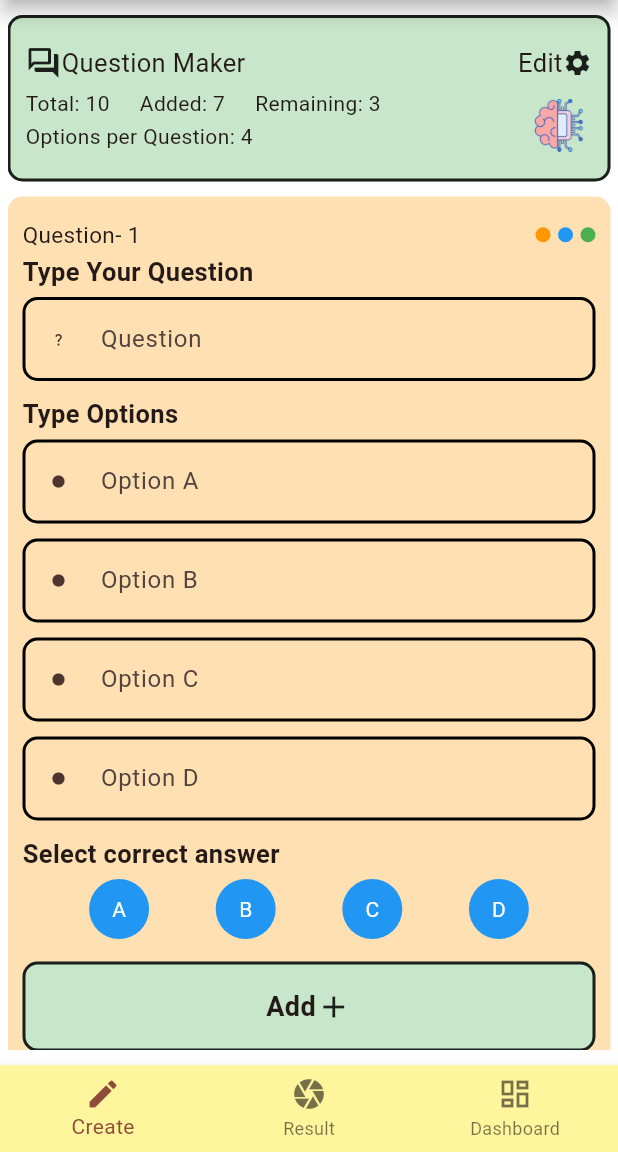
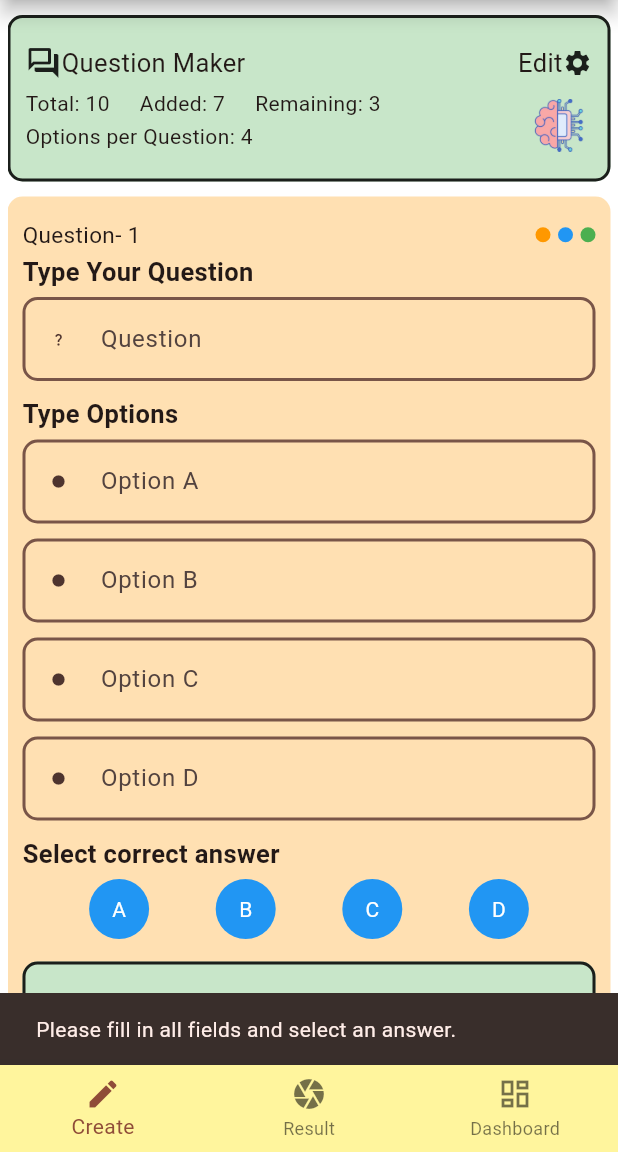
Before and after one commit to rahatalmas/Moji-OMR, a Flutter app: the screen it shows after launch, after a tap on "Add", on a phone screen of 412 x 824 dp, the part 84-1236 px from its top. Run offline on Flutter 3.47's test engine with Material 3 defaults, Android fonts, the phone set to English and light mode, and no system bars.

```diff
--- a/quizapp/lib/Widgets/create.dart
+++ b/quizapp/lib/Widgets/create.dart
@@ -4,11 +4,13 @@ class Create extends StatefulWidget {
   const Create({super.key});
 
   @override
-  _CreateState createState() => _CreateState();
+  State<Create> createState() => _CreateState();
 }
 
 class _CreateState extends State<Create> {
   String? _selectedAnswer;
+  final TextEditingController _questionController = TextEditingController();
+  final List<TextEditingController> _optionControllers = List.generate(4, (_) => TextEditingController());
 
   Widget _buildCircle(Color color) {
     return Container(
@@ -47,6 +49,42 @@ class _CreateState extends State<Create> {
         ),
       ),
     );
+  }
+
+  void _addQuestion() {
+    final question = _questionController.text;
+    final options = _optionControllers.map((controller) => controller.text).toList();
+
+    // Check if any field is empty
+    if (question.isEmpty || options.any((option) => option.isEmpty) || _selectedAnswer == null) {
+      ScaffoldMessenger.of(context).showSnackBar(
+        SnackBar(content: Text('Please fill in all fields and select an answer.')),
+      );
+      return;
+    }
+
+    // If all fields are filled, print the data
+    print('Question: $question');
+    print('Options: ${options.join(', ')}');
+    print('Selected Answer: $_selectedAnswer');
+
+    // Reset the fields
+    _questionController.clear();
+    for (var controller in _optionControllers) {
+      controller.clear();
+    }
+    setState(() {
+      _selectedAnswer = null; // Reset selected answer
+    });
+  }
+
+  @override
+  void dispose() {
+    _questionController.dispose();
+    for (var controller in _optionControllers) {
+      controller.dispose();
+    }
+    super.dispose();
   }
 
   @override
@@ -155,10 +193,34 @@ class _CreateState extends State<Create> {
                   style: TextStyle(fontSize: 17, fontWeight: FontWeight.bold),
                 ),
                 const SizedBox(height: 5),
-                const CustomTextField(
+                TextField(
+                  controller: _questionController,
+                  decoration: InputDecoration(
+                    labelText: "Question",
                     hintText: "Type Question",
-                  prefixIcon: Icons.question_mark,
-                  labelText: "Question",
+                    hintStyle: TextStyle(color: Colors.grey),
+                    prefixIcon: Icon(Icons.question_mark, size: 10, color: Colors.brown[800]),
+                    border: OutlineInputBorder(
+                      borderRadius: BorderRadius.circular(10.0),
+                      borderSide: BorderSide(color: Colors.black, width: 2),
+                    ),
+                    enabledBorder: OutlineInputBorder(
+                      borderRadius: BorderRadius.circular(10.0),
+                      borderSide: BorderSide(color: Colors.brown, width: 2),
+                    ),
+                    focusedBorder: OutlineInputBorder(
+                      borderRadius: BorderRadius.circular(10.0),
+                      borderSide: BorderSide(color: Colors.green, width: 2),
+                    ),
+                    errorBorder: OutlineInputBorder(
+                      borderRadius: BorderRadius.circular(10.0),
+                      borderSide: BorderSide(color: Colors.red, width: 2),
+                    ),
+                    focusedErrorBorder: OutlineInputBorder(
+                      borderRadius: BorderRadius.circular(10.0),
+                      borderSide: BorderSide(color: Colors.red, width: 2),
+                    ),
+                  ),
                 ),
                 const SizedBox(height: 10),
                 const Text(
@@ -166,30 +228,37 @@ class _CreateState extends State<Create> {
                   style: TextStyle(fontSize: 17, fontWeight: FontWeight.bold),
                 ),
                 const SizedBox(height: 5),
-                const CustomTextField(
+                for (int i = 0; i < 4; i++) ...[
+                  TextField(
+                    controller: _optionControllers[i],
+                    decoration: InputDecoration(
+                      labelText: "Option ${String.fromCharCode(65 + i)}",
                       hintText: "Enter text here",
-                  prefixIcon: Icons.circle,
-                  labelText: "Option A",
+                      prefixIcon: Icon(Icons.circle, size: 10, color: Colors.brown[800]),
+                      border: OutlineInputBorder(
+                        borderRadius: BorderRadius.circular(10.0),
+                        borderSide: BorderSide(color: Colors.brown, width: 2),
                       ),
-                const SizedBox(height: 10),
-                const CustomTextField(
-                  hintText: "Enter text here",
-                  prefixIcon: Icons.circle,
-                  labelText: "Option B",
+                      enabledBorder: OutlineInputBorder(
+                        borderRadius: BorderRadius.circular(10.0),
+                        borderSide: BorderSide(color: Colors.brown, width: 2),
                       ),
-                const SizedBox(height: 10),
-                const CustomTextField(
-                  hintText: "Enter text here",
-                  prefixIcon: Icons.circle,
-                  labelText: "Option C",
+                      focusedBorder: OutlineInputBorder(
+                        borderRadius: BorderRadius.circular(10.0),
+                        borderSide: BorderSide(color: Colors.green, width: 2),
                       ),
-                const SizedBox(height: 10),
-                const CustomTextField(
-                  hintText: "Enter text here",
-                  prefixIcon: Icons.circle,
-                  labelText: "Option D",
+                      errorBorder: OutlineInputBorder(
+                        borderRadius: BorderRadius.circular(10.0),
+                        borderSide: BorderSide(color: Colors.red, width: 2),
                       ),
-                const SizedBox(height: 10),
+                      focusedErrorBorder: OutlineInputBorder(
+                        borderRadius: BorderRadius.circular(10.0),
+                        borderSide: BorderSide(color: Colors.red, width: 2),
+                      ),
+                    ),
+                  ),
+                  const SizedBox(height: 10), // Add spacing after each option
+                ],
                 const Text(
                   "Select correct answer",
                   style: TextStyle(fontSize: 17, fontWeight: FontWeight.bold),
@@ -206,9 +275,7 @@ class _CreateState extends State<Create> {
                 ),
                 const SizedBox(height: 15),
                 InkWell(
-                  onTap: () {
-                    // Add your onTap logic here
-                  },
+                  onTap: _addQuestion,
                   child: Container(
                     padding: EdgeInsets.all(15),
                     decoration: BoxDecoration(
@@ -236,78 +303,3 @@ class _CreateState extends State<Create> {
     );
   }
 }
-
-// Custom TextField class
-class CustomTextField extends StatefulWidget {
-  final String hintText;
-  final IconData prefixIcon;
-  final String labelText;
-
-  const CustomTextField({
-    required this.hintText,
-    required this.prefixIcon,
-    this.labelText = '',
-    super.key,
-  });
-
-  @override
-  _CustomTextFieldState createState() => _CustomTextFieldState();
-}
-
-class _CustomTextFieldState extends State<CustomTextField> {
-  final TextEditingController _controller = TextEditingController();
-  final FocusNode _focusNode = FocusNode();
-  String? _errorText;
-
-  @override
-  void initState() {
-    super.initState();
-    _focusNode.addListener(() {
-      setState(() {});
-    });
-  }
-
-  @override
-  Widget build(BuildContext context) {
-    return Column(
-      children: [
-        TextField(
-          controller: _controller,
-          focusNode: _focusNode,
-          decoration: InputDecoration(
-            labelText: widget.labelText,
-            hintText: widget.hintText,
-            hintStyle: TextStyle(color: Colors.grey),
-            prefixIcon: Icon(widget.prefixIcon, size: 10, color: Colors.brown[800]),
-            border: OutlineInputBorder(
-              borderRadius: BorderRadius.circular(10.0),
-              borderSide: BorderSide(color: Colors.black, width: 2),
-            ),
-            enabledBorder: OutlineInputBorder(
-              borderRadius: BorderRadius.circular(10.0),
-              borderSide: BorderSide(color: Colors.black, width: 2),
-            ),
-            focusedBorder: OutlineInputBorder(
-              borderRadius: BorderRadius.circular(10.0),
-              borderSide: BorderSide(color: Colors.green, width: 2),
-            ),
-            errorBorder: OutlineInputBorder(
-              borderRadius: BorderRadius.circular(10.0),
-              borderSide: BorderSide(color: Colors.red, width: 2),
-            ),
-            focusedErrorBorder: OutlineInputBorder(
-              borderRadius: BorderRadius.circular(10.0),
-              borderSide: BorderSide(color: Colors.red, width: 2),
-            ),
-            errorText: _errorText,
-          ),
-          onChanged: (value) {
-            setState(() {
-              _errorText = value.isEmpty ? 'This field is required' : null;
-            });
-          },
-        ),
-      ],
-    );
-  }
-}
--- /dev/null
+++ b/quizapp/lib/Widgets/omrCreatePage.dart
@@ -0,0 +1,20 @@
+import 'package:flutter/material.dart';
+
+class OmrCreatePage extends StatefulWidget{
+  const OmrCreatePage({super.key});
+  @override
+  State<OmrCreatePage> createState ()=> _OmrCreatePage();
+}
+
+class _OmrCreatePage extends State<OmrCreatePage>{
+  @override
+  Widget build(BuildContext context){
+    return SingleChildScrollView(
+      child: Column(
+        children: [
+          Text("OMR CREATOR")
+        ],
+      ),
+    );
+  }
+}
--- a/quizapp/lib/main.dart
+++ b/quizapp/lib/main.dart
@@ -1,5 +1,6 @@
 import 'package:flutter/material.dart';
 import 'package:quizapp/Widgets/create.dart';
+import 'package:quizapp/Widgets/omrCreatePage.dart';
 
 void main() {
   runApp(const MyApp());
@@ -31,17 +32,17 @@ class Root extends StatefulWidget {
 }
 
 class _Root extends State<Root> {
-  int _currentIndex = 0; // Current index for the bottom navigation
+  int _currentIndex = 0;
 
   final List<Widget> _children = [
     const Create(),
-    const Center(child: Text("Result")),
+    const OmrCreatePage(),
     const Center(child: Text("Dashboard")),
   ];
 
   void onTabTapped(int index) {
     setState(() {
-      _currentIndex = index; // Update current index
+      _currentIndex = index;
     });
   }
 
```
Also changed, not shown: quizapp/lib/providers/questionProvider.dart (added). Lines whose indentation alone changed are shown as unchanged.
